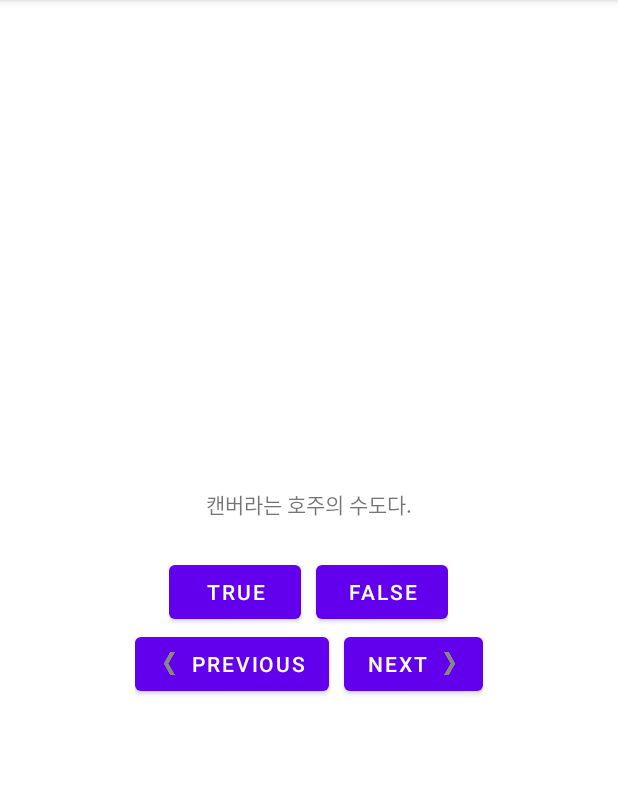
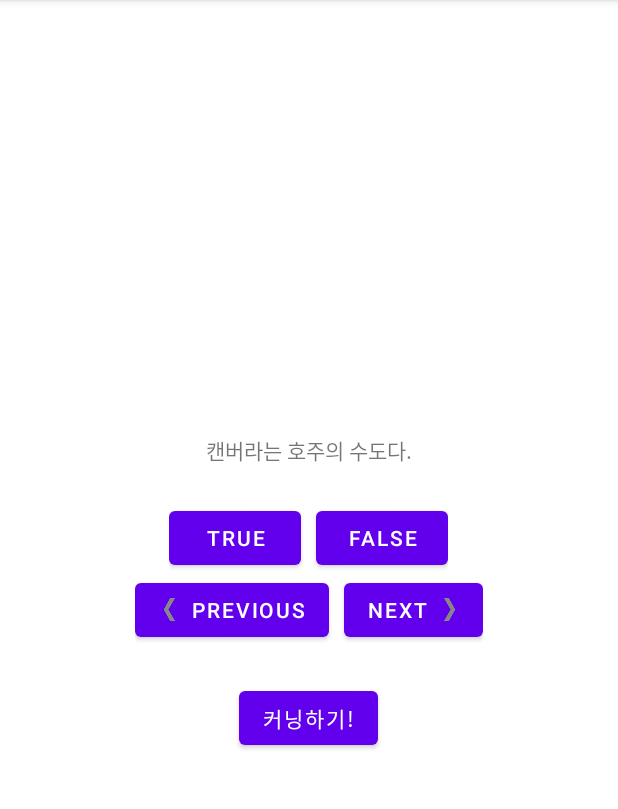
Before and after one commit to yongCloude/Android-GeoQuiz, an Android app: the screen it shows after launch (MainActivity), on a phone screen of 412 x 824 dp, the part 84-893 px from its top. Run offline under Robolectric (Android 15) with nearby library versions, the phone set to English and light mode, and no system bars; 1 statement that could not run was skipped.

Commit message:
[doc] 커닝하기! 버튼 추가

```diff
--- a/app/src/main/res/layout/activity_main.xml
+++ b/app/src/main/res/layout/activity_main.xml
@@ -60,6 +60,13 @@
 
     </LinearLayout>
 
+    <Button
+        android:id="@+id/cheat_button"
+        android:layout_width="wrap_content"
+        android:layout_height="wrap_content"
+        android:layout_marginTop="24dp"
+        android:text="@string/cheat_button"/>
+
 
 
 
```
